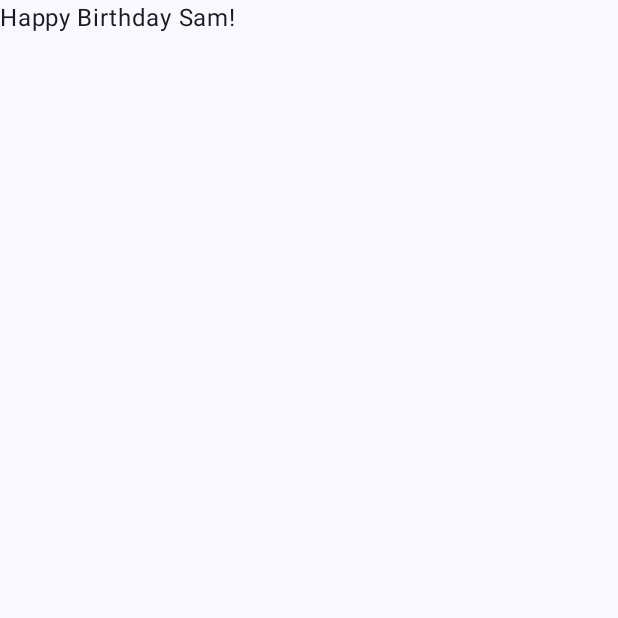
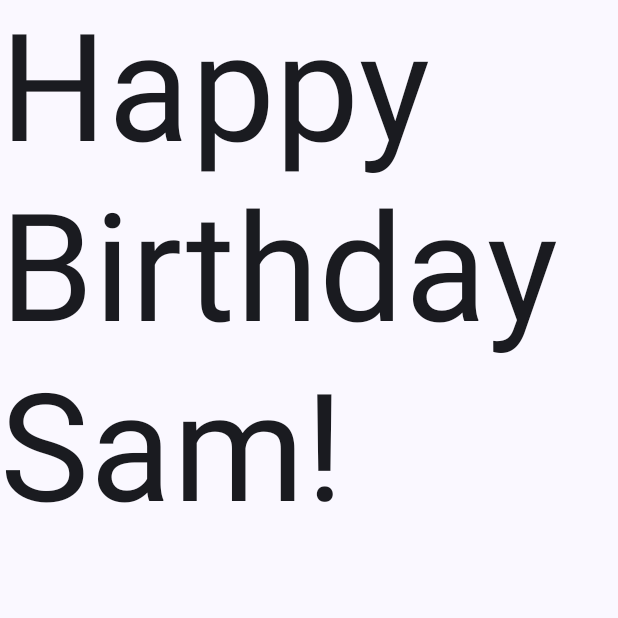
Before and after one commit to gl3af/mobile-android, an Android app built with Jetpack Compose: the screen it shows after launch (MainActivity), on a phone screen of 412 x 824 dp, the top half of it. Run offline under Robolectric (Android 15) with nearby library versions, the phone set to English and light mode, and no system bars.

Commit message:
u1-p3-font-change

```diff
--- a/HappyBirthday/app/src/main/java/com/example/happybirthday/MainActivity.kt
+++ b/HappyBirthday/app/src/main/java/com/example/happybirthday/MainActivity.kt
@@ -10,6 +10,7 @@ import androidx.compose.material3.Text
 import androidx.compose.runtime.Composable
 import androidx.compose.ui.Modifier
 import androidx.compose.ui.tooling.preview.Preview
+import androidx.compose.ui.unit.sp
 import com.example.happybirthday.ui.theme.HappyBirthdayTheme
 
 class MainActivity : ComponentActivity() {
@@ -32,7 +33,9 @@ class MainActivity : ComponentActivity() {
 @Composable
 fun GreetingText(message: String, modifier: Modifier = Modifier) {
     Text(
-        text = message
+        text = message,
+        fontSize = 100.sp,
+        lineHeight = 120.sp,
     )
 }
 
```
